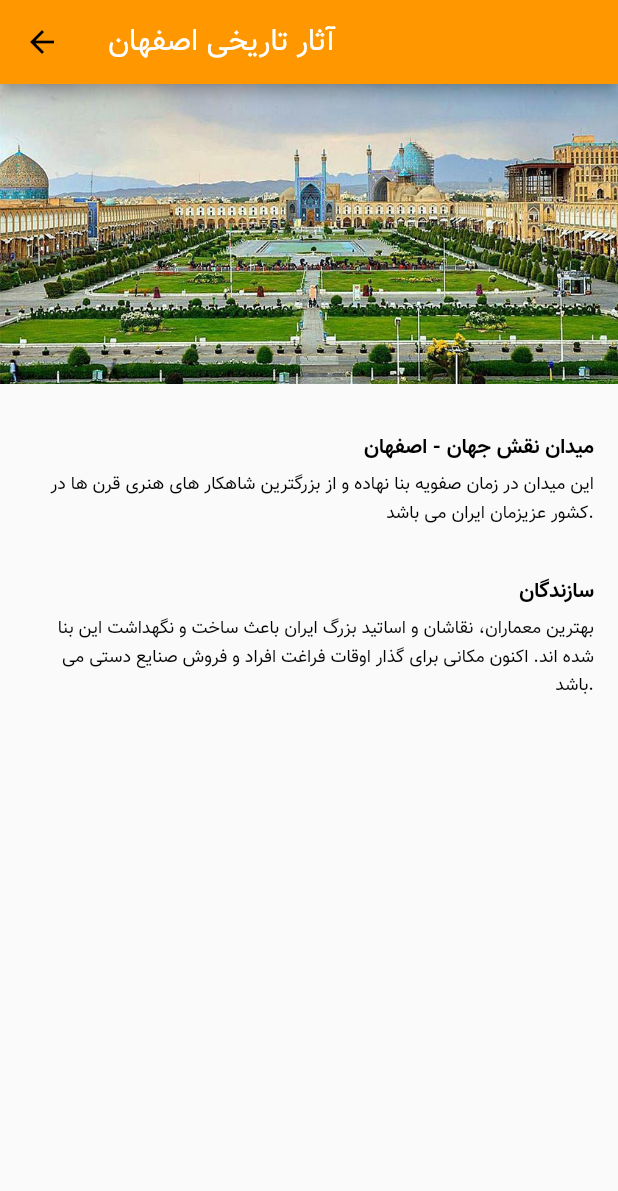
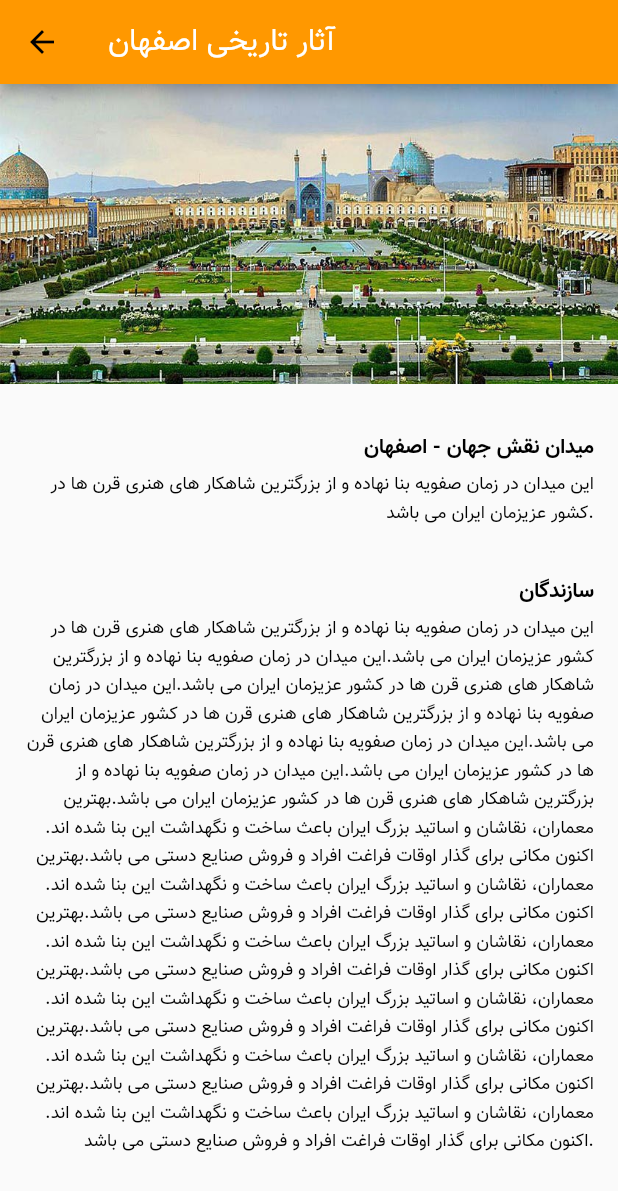
Before and after one commit to mohammadreza-rz/flutter_simple_listView_app, a Flutter app: the screen it shows after launch, after a tap on "آثار تاریخی اصفهان", on a phone screen of 412 x 824 dp. Shown: the top 1191 px of the screen. Run offline on Flutter 3.47's test engine with Material 2 defaults, Android fonts, the phone set to English and light mode, and no system bars; our stand-ins replace toast.

```diff
--- a/lib/models/location.dart
+++ b/lib/models/location.dart
@@ -15,10 +15,34 @@ class Location {
             'این میدان در زمان صفویه بنا نهاده و از بزرگترین شاهکار های هنری قرن ها در کشور عزیزمان ایران می باشد.'
         ),
         LocationFact('سازندگان',
+            'این میدان در زمان صفویه بنا نهاده و از بزرگترین شاهکار های هنری قرن ها در کشور عزیزمان ایران می باشد.این میدان در زمان صفویه بنا نهاده و از بزرگترین شاهکار های هنری قرن ها در کشور عزیزمان ایران می باشد.این میدان در زمان صفویه بنا نهاده و از بزرگترین شاهکار های هنری قرن ها در کشور عزیزمان ایران می باشد.این میدان در زمان صفویه بنا نهاده و از بزرگترین شاهکار های هنری قرن ها در کشور عزیزمان ایران می باشد.این میدان در زمان صفویه بنا نهاده و از بزرگترین شاهکار های هنری قرن ها در کشور عزیزمان ایران می باشد.بهترین معماران، نقاشان و اساتید بزرگ ایران باعث ساخت و نگهداشت این بنا شده اند. اکنون مکانی برای گذار اوقات فراغت افراد و فروش صنایع دستی می باشد.بهترین معماران، نقاشان و اساتید بزرگ ایران باعث ساخت و نگهداشت این بنا شده اند. اکنون مکانی برای گذار اوقات فراغت افراد و فروش صنایع دستی می باشد.بهترین معماران، نقاشان و اساتید بزرگ ایران باعث ساخت و نگهداشت این بنا شده اند. اکنون مکانی برای گذار اوقات فراغت افراد و فروش صنایع دستی می باشد.بهترین معماران، نقاشان و اساتید بزرگ ایران باعث ساخت و نگهداشت این بنا شده اند. اکنون مکانی برای گذار اوقات فراغت افراد و فروش صنایع دستی می باشد.بهترین معماران، نقاشان و اساتید بزرگ ایران باعث ساخت و نگهداشت این بنا شده اند. اکنون مکانی برای گذار اوقات فراغت افراد و فروش صنایع دستی می باشد.بهترین معماران، نقاشان و اساتید بزرگ ایران باعث ساخت و نگهداشت این بنا شده اند. اکنون مکانی برای گذار اوقات فراغت افراد و فروش صنایع دستی می باشد.'
+        )
+      ]),
+      Location(2, 'آثار تاریخی شیراز', 'assets/images/hafez.jpg', [
+        LocationFact('حافظیه - شیراز',
+            'این میدان در زمان صفویه بنا نهاده و از بزرگترین شاهکار های هنری قرن ها در کشور عزیزمان ایران می باشد.بهترین معماران، نقاشان و اساتید بزرگ ایران باعث ساخت و نگهداشت این بنا شده اند. اکنون مکانی برای گذار اوقات فراغت افراد و فروش صنایع دستی می باشد.بهترین معماران، نقاشان و اساتید بزرگ ایران باعث ساخت و نگهداشت این بنا شده اند. اکنون مکانی برای گذار اوقات فراغت افراد و فروش صنایع دستی می باشد.'
+        ),
+        LocationFact('سازندگان',
+            'بهترین معماران، نقاشان و اساتید بزرگ ایران باعث ساخت و نگهداشت این بنا شده اند. اکنون مکانی برای گذار اوقات فراغت افراد و فروش صنایع دستی می باشد.بهترین معماران، نقاشان و اساتید بزرگ ایران باعث ساخت و نگهداشت این بنا شده اند. اکنون مکانی برای گذار اوقات فراغت افراد و فروش صنایع دستی می باشد.بهترین معماران، نقاشان و اساتید بزرگ ایران باعث ساخت و نگهداشت این بنا شده اند. اکنون مکانی برای گذار اوقات فراغت افراد و فروش صنایع دستی می باشد.'
+        )
+      ]),
+      Location(3, 'آثار تاریخی تهران', 'assets/images/azadi.jpg', [
+        LocationFact('میدان آزادی - تهران',
+            'این میدان در زمان صفویه بنا نهاده و از بزرگترین شاهکار های هنری قرن ها در کشور عزیزمان ایران می باشد.بهترین معماران، نقاشان و اساتید بزرگ ایران باعث ساخت و نگهداشت این بنا شده اند. اکنون مکانی برای گذار اوقات فراغت افراد و فروش صنایع دستی می باشد.بهترین معماران، نقاشان و اساتید بزرگ ایران باعث ساخت و نگهداشت این بنا شده اند. اکنون مکانی برای گذار اوقات فراغت افراد و فروش صنایع دستی می باشد.'
+        ),
+        LocationFact('سازندگان',
             'بهترین معماران، نقاشان و اساتید بزرگ ایران باعث ساخت و نگهداشت این بنا شده اند. اکنون مکانی برای گذار اوقات فراغت افراد و فروش صنایع دستی می باشد.'
         )
       ]),
-      Location(2, 'آثار تاریخی شیراز', 'assets/images/hafez.jpg', [
+      Location(4, 'آثار تاریخی یزد', 'assets/images/naghsh_jahan.jpg', [
+        LocationFact('میدان نقش جهان - اصفهان',
+            'این میدان در زمان صفویه بنا نهاده و از بزرگترین شاهکار های هنری قرن ها در کشور عزیزمان ایران می باشد.'
+        ),
+        LocationFact('سازندگان',
+            'بهترین معماران، نقاشان و اساتید بزرگ ایران باعث ساخت و نگهداشت این بنا شده اند. اکنون مکانی برای گذار اوقات فراغت افراد و فروش صنایع دستی می باشد.'
+        )
+      ]),
+      Location(5, 'آثار تاریخی اردبیل', 'assets/images/hafez.jpg', [
         LocationFact('حافظیه - شیراز',
             'این میدان در زمان صفویه بنا نهاده و از بزرگترین شاهکار های هنری قرن ها در کشور عزیزمان ایران می باشد.'
         ),
@@ -26,7 +50,7 @@ class Location {
             'بهترین معماران، نقاشان و اساتید بزرگ ایران باعث ساخت و نگهداشت این بنا شده اند. اکنون مکانی برای گذار اوقات فراغت افراد و فروش صنایع دستی می باشد.'
         )
       ]),
-      Location(3, 'آثار تاریخی تهران', 'assets/images/azadi.jpg', [
+      Location(6, 'آثار تاریخی قم', 'assets/images/azadi.jpg', [
         LocationFact('میدان آزادی - تهران',
             'این میدان در زمان صفویه بنا نهاده و از بزرگترین شاهکار های هنری قرن ها در کشور عزیزمان ایران می باشد.'
         ),
@@ -34,6 +58,38 @@ class Location {
             'بهترین معماران، نقاشان و اساتید بزرگ ایران باعث ساخت و نگهداشت این بنا شده اند. اکنون مکانی برای گذار اوقات فراغت افراد و فروش صنایع دستی می باشد.'
         )
       ]),
+      Location(7, 'آثار تاریخی شیراز', 'assets/images/hafez.jpg', [
+        LocationFact('حافظیه - شیراز',
+            'این میدان در زمان صفویه بنا نهاده و از بزرگترین شاهکار های هنری قرن ها در کشور عزیزمان ایران می باشد.'
+        ),
+        LocationFact('سازندگان',
+            'بهترین معماران، نقاشان و اساتید بزرگ ایران باعث ساخت و نگهداشت این بنا شده اند. اکنون مکانی برای گذار اوقات فراغت افراد و فروش صنایع دستی می باشد.'
+        )
+      ]),
+      Location(8, 'آثار تاریخی تهران', 'assets/images/azadi.jpg', [
+        LocationFact('میدان آزادی - تهران',
+            'این میدان در زمان صفویه بنا نهاده و از بزرگترین شاهکار های هنری قرن ها در کشور عزیزمان ایران می باشد.'
+        ),
+        LocationFact('سازندگان',
+            'بهترین معماران، نقاشان و اساتید بزرگ ایران باعث ساخت و نگهداشت این بنا شده اند. اکنون مکانی برای گذار اوقات فراغت افراد و فروش صنایع دستی می باشد.'
+        )
+      ]),
+      Location(9, 'آثار تاریخی تهران', 'assets/images/azadi.jpg', [
+        LocationFact('میدان آزادی - تهران',
+            'این میدان در زمان صفویه بنا نهاده و از بزرگترین شاهکار های هنری قرن ها در کشور عزیزمان ایران می باشد.'
+        ),
+        LocationFact('سازندگان',
+            'بهترین معماران، نقاشان و اساتید بزرگ ایران باعث ساخت و نگهداشت این بنا شده اند. اکنون مکانی برای گذار اوقات فراغت افراد و فروش صنایع دستی می باشد.'
+        )
+      ]),
+      Location(10, 'آثار تاریخی یزد', 'assets/images/naghsh_jahan.jpg', [
+        LocationFact('میدان نقش جهان - اصفهان',
+            'این میدان در زمان صفویه بنا نهاده و از بزرگترین شاهکار های هنری قرن ها در کشور عزیزمان ایران می باشد.'
+        ),
+        LocationFact('سازندگان',
+            'بهترین معماران، نقاشان و اساتید بزرگ ایران باعث ساخت و نگهداشت این بنا شده اند. اکنون مکانی برای گذار اوقات فراغت افراد و فروش صنایع دستی می باشد.'
+        )
+      ])
 
     ];
   }
--- a/lib/screens/location_detail/location_detail.dart
+++ b/lib/screens/location_detail/location_detail.dart
@@ -7,6 +7,7 @@ class LocationDetail extends StatelessWidget {
   final int _locationID;
 
   LocationDetail(this._locationID);
+
   @override
   Widget build(BuildContext context) {
     final location = Location.fetchByID(_locationID);
@@ -15,17 +16,23 @@ class LocationDetail extends StatelessWidget {
         appBar: AppBar(
           title: Text(location.name),
         ),
-      body: Column(
-        mainAxisAlignment: MainAxisAlignment.start,
-        crossAxisAlignment: CrossAxisAlignment.stretch,
+        body: SingleChildScrollView(
+            child: Wrap(
+          children: <Widget>[
+            Column(
+//              mainAxisAlignment: MainAxisAlignment.start,
+//              crossAxisAlignment: CrossAxisAlignment.stretch,
                 children: [
               ImageBanner(location.ImagePath),
-        ]..addAll(textSections(location))//this is cascading
+            ]..addAll(textSections(location)) //this is cascading
                 ),
-    );
+          ],
+        )));
   }
 
-  List<Widget> textSections(Location location){
-    return location.facts.map((fact) => TextSection(fact.title, fact.text)).toList();
+  List<Widget> textSections(Location location) {
+    return location.facts
+        .map((fact) => TextSection(fact.title, fact.text))
+        .toList();
   }
 }
--- a/lib/screens/locations/locations.dart
+++ b/lib/screens/locations/locations.dart
@@ -13,10 +13,10 @@ class Locations extends StatelessWidget {
         appBar: AppBar(
           title: Text('مکان های دیدنی'),
         ),
-        body: Column(
-          mainAxisAlignment: MainAxisAlignment.start,
+        body: Stack(
+//          mainAxisAlignment: MainAxisAlignment.start,
           children: <Widget>[
-            Expanded(
+            Positioned.fill(
               child: ListView(
                 children: locations
                     .map((location) => GestureDetector(
@@ -31,12 +31,17 @@ class Locations extends StatelessWidget {
                     .toList(),
               ),
             ),
-            Container(margin: EdgeInsets.all(20),
+            Align(
+              alignment: Alignment.bottomCenter,
+              child: Container(
+                  margin: EdgeInsets.all(20),
                   child: RaisedButton(
                     child: Text(
                       "بریم به گردش",
                       style: TextStyle(
-                    color: Colors.white, fontSize: 15, fontFamily: 'Vazir'),
+                          color: Colors.white,
+                          fontSize: 15,
+                          fontFamily: 'Vazir'),
                     ),
                     onPressed: () => _showToast(context),
                     elevation: 10,
@@ -45,6 +50,7 @@ class Locations extends StatelessWidget {
                     shape: RoundedRectangleBorder(
                         borderRadius: new BorderRadius.circular(20.0)),
                   )),
+            ),
           ],
         ));
   }
```
Lines whose indentation alone changed are shown as unchanged.
